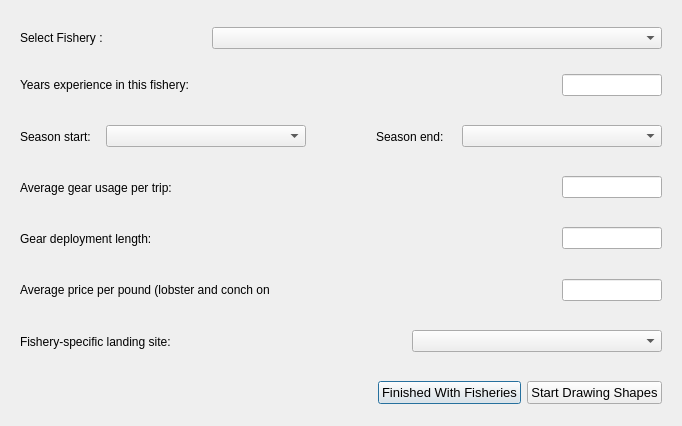
Before: the Qt Designer form oom_st_kitts_nevis/Interview/selectfishery.ui in Ecotrust/openoceanmap-desktop, drawn with Qt 5.
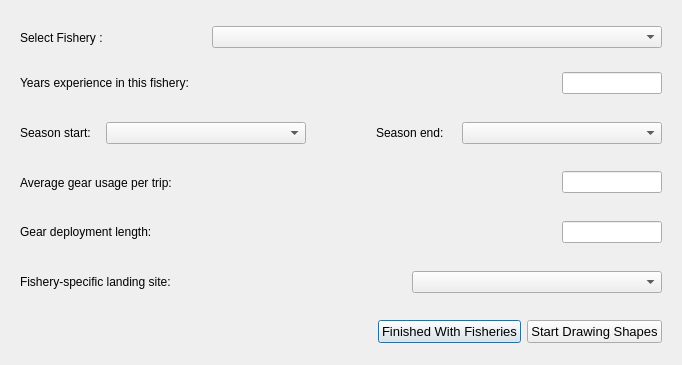
After: the same form once the commit is applied.

Diff of the .ui file:
```diff
--- a/oom_st_kitts_nevis/Interview/selectfishery.ui
+++ b/oom_st_kitts_nevis/Interview/selectfishery.ui
@@ -7,7 +7,7 @@
     <x>0</x>
     <y>0</y>
     <width>682</width>
-    <height>426</height>
+    <height>365</height>
    </rect>
   </property>
   <property name="windowTitle" >
@@ -579,64 +579,6 @@
      </item>
     </layout>
    </item>
-   <item>
-    <layout class="QHBoxLayout" name="horizontalLayout_15" >
-     <item>
-      <widget class="QWidget" native="1" name="widget_8" >
-       <layout class="QHBoxLayout" name="horizontalLayout_16" >
-        <item>
-         <widget class="QLabel" name="label_7" >
-          <property name="minimumSize" >
-           <size>
-            <width>250</width>
-            <height>0</height>
-           </size>
-          </property>
-          <property name="maximumSize" >
-           <size>
-            <width>250</width>
-            <height>16777215</height>
-           </size>
-          </property>
-          <property name="text" >
-           <string>Average price per pound (lobster and conch only):</string>
-          </property>
-         </widget>
-        </item>
-        <item>
-         <spacer name="horizontalSpacer_3" >
-          <property name="orientation" >
-           <enum>Qt::Horizontal</enum>
-          </property>
-          <property name="sizeHint" stdset="0" >
-           <size>
-            <width>40</width>
-            <height>20</height>
-           </size>
-          </property>
-         </spacer>
-        </item>
-        <item>
-         <widget class="QLineEdit" name="fish_price" >
-          <property name="minimumSize" >
-           <size>
-            <width>100</width>
-            <height>0</height>
-           </size>
-          </property>
-          <property name="maximumSize" >
-           <size>
-            <width>100</width>
-            <height>16777215</height>
-           </size>
-          </property>
-         </widget>
-        </item>
-       </layout>
-      </widget>
-     </item>
-    </layout>
-   </item>
    <item>
     <layout class="QHBoxLayout" name="horizontalLayout_17" >
      <item>
```
Left out of the diff: 6 changed lines with no effect on the pictures.
